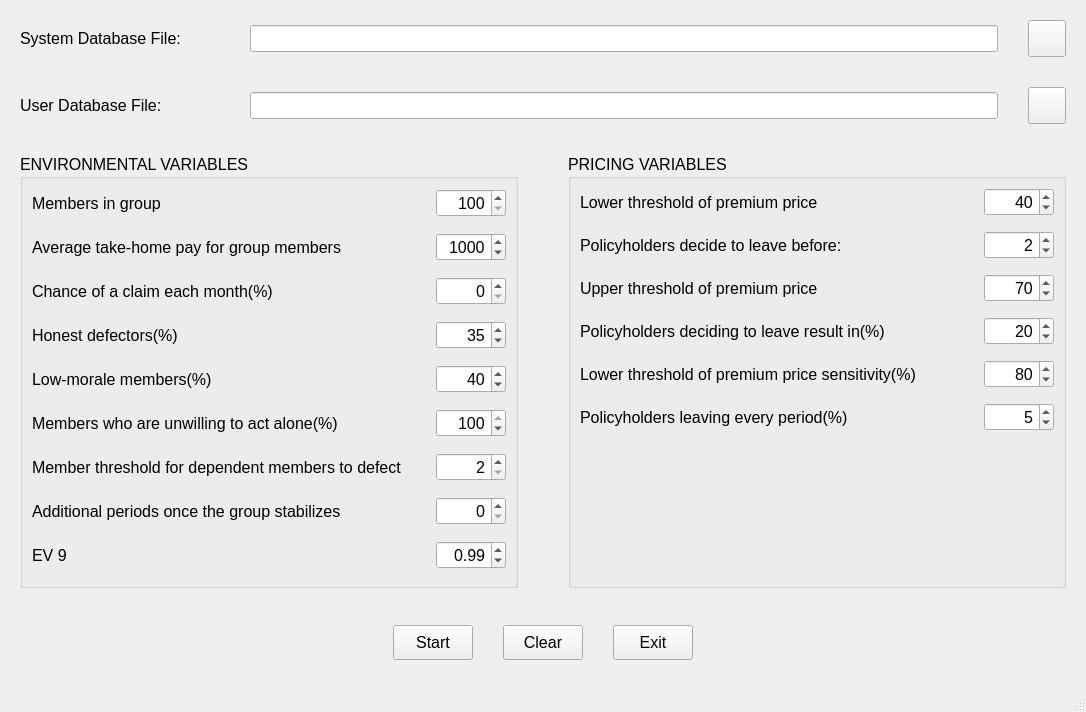
joshuad31/TandaPay-Simulation, file ui/tps.ui: the form before one commit.
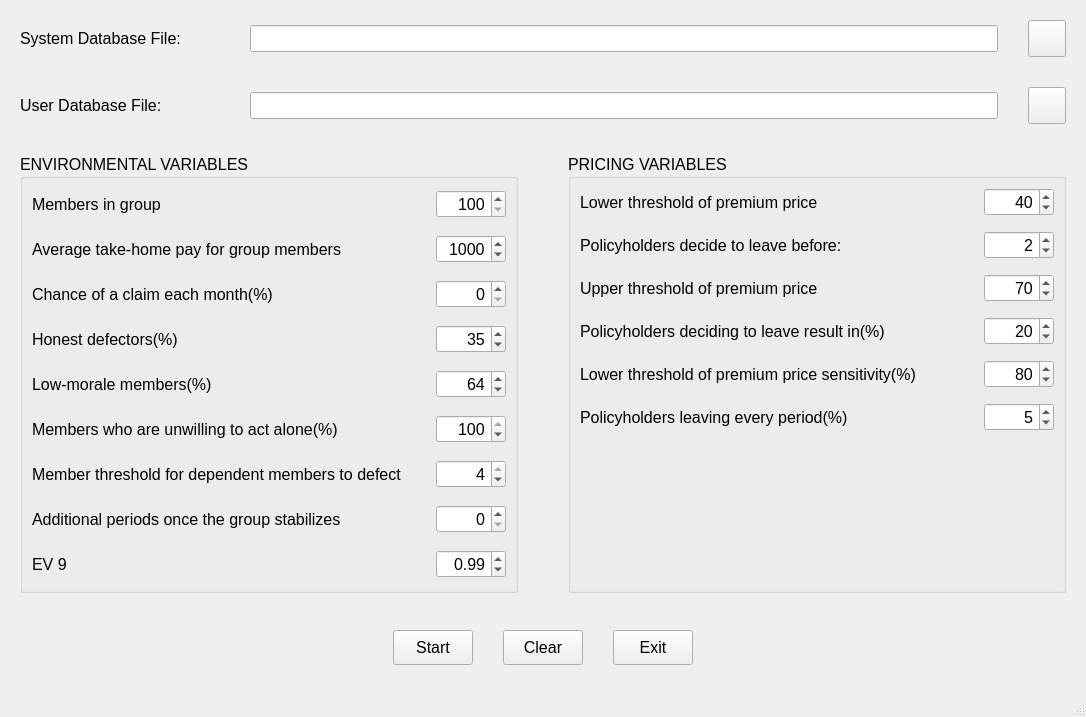
The form after the commit. Icons and pictures are not drawn.

The edit to the form file:
```diff
--- a/ui/tps.ui
+++ b/ui/tps.ui
@@ -7,7 +7,7 @@
     <x>0</x>
     <y>0</y>
     <width>1086</width>
-    <height>712</height>
+    <height>717</height>
    </rect>
   </property>
   <property name="font">
@@ -350,7 +350,7 @@
               <number>100</number>
              </property>
              <property name="value">
-              <number>40</number>
+              <number>64</number>
              </property>
             </widget>
            </item>
@@ -442,6 +442,9 @@
              <property name="maximum">
               <number>4</number>
              </property>
+             <property name="value">
+              <number>4</number>
+             </property>
             </widget>
            </item>
           </layout>
```
